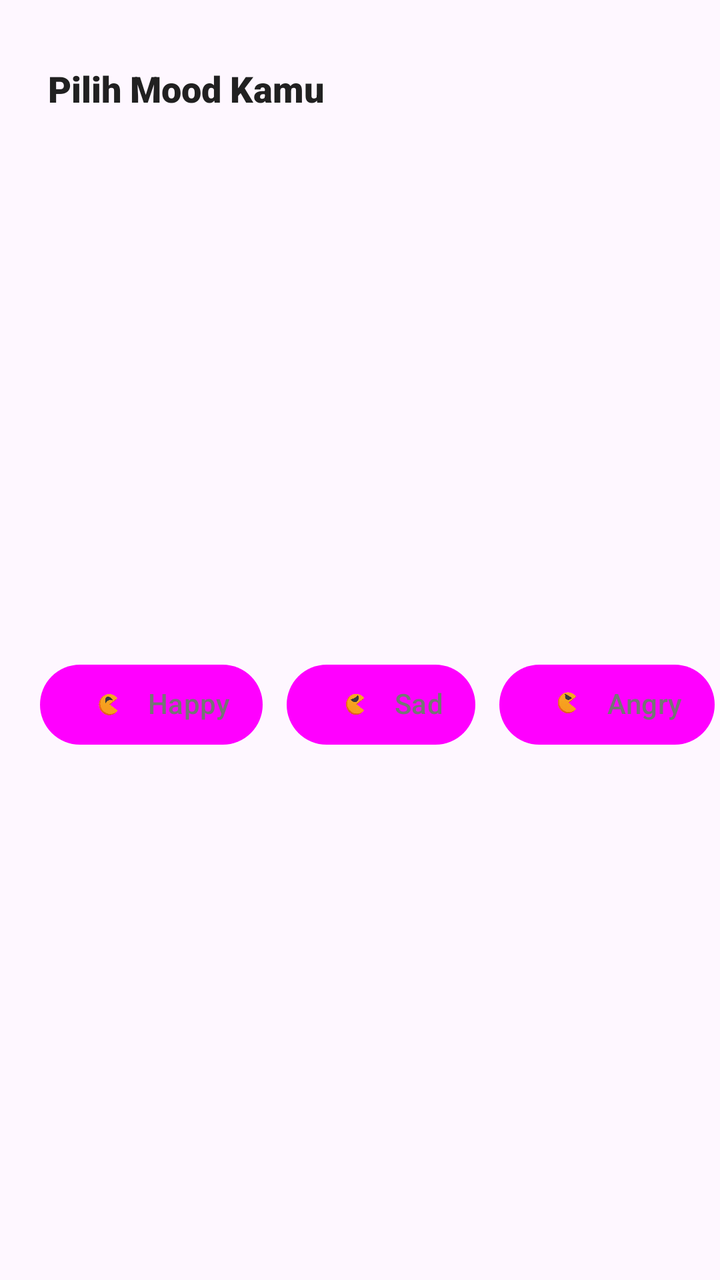
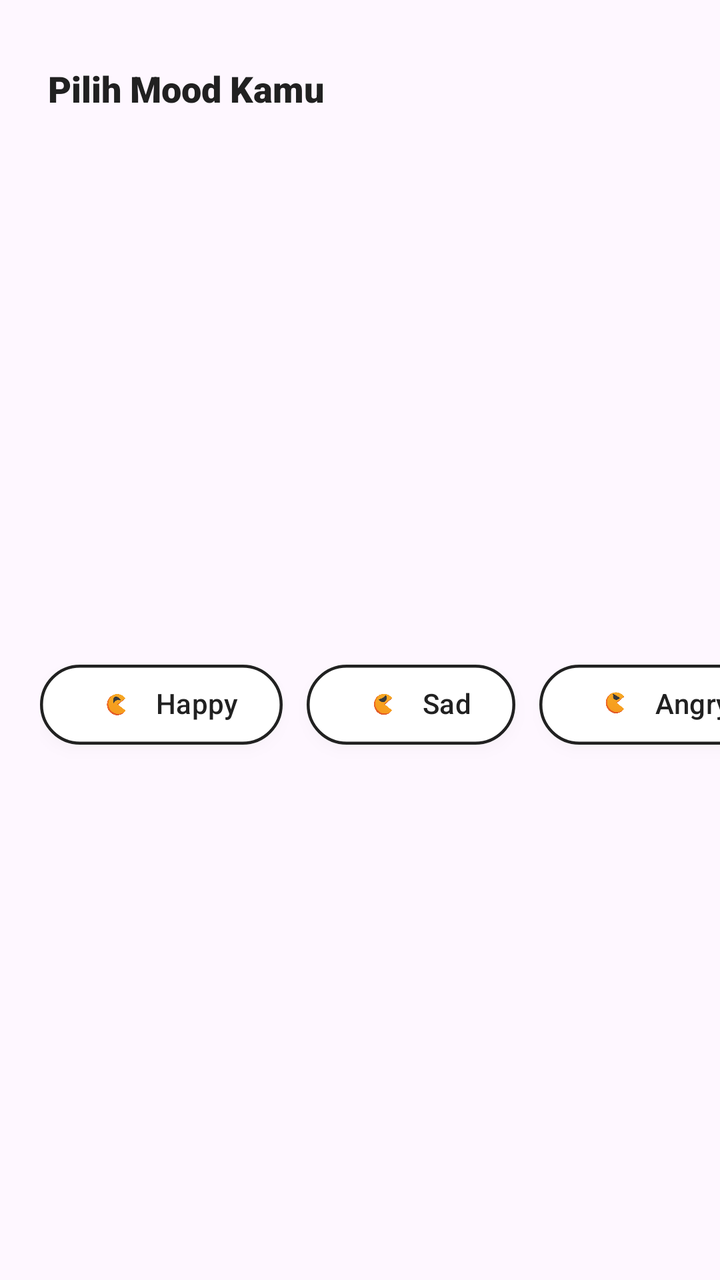

An Android layout rendered at two revisions. The XML below is the earlier revision; the diff shows what the commit changed to produce the second picture.
<!-- AndroidManifest.xml: application theme Theme.Cemil_feels -->
<!-- res/layout/layout_home_mood.xml -->
<?xml version="1.0" encoding="utf-8"?>
<androidx.constraintlayout.widget.ConstraintLayout xmlns:android="http://schemas.android.com/apk/res/android"
    xmlns:app="http://schemas.android.com/apk/res-auto"
    android:layout_width="match_parent"
    android:layout_height="wrap_content">

    <TextView
        android:id="@+id/tv_mood_label"
        android:layout_width="wrap_content"
        android:layout_height="wrap_content"
        android:layout_marginStart="24dp"
        android:layout_marginTop="32dp"
        android:fontFamily="sans-serif-black"
        android:text="Pilih Mood Kamu"
        android:textColor="#212121"
        android:textSize="18sp"
        app:layout_constraintStart_toStartOf="parent"
        app:layout_constraintTop_toTopOf="parent" />

    <HorizontalScrollView
        android:id="@+id/sv_mood"
        android:layout_width="match_parent"
        android:layout_height="wrap_content"
        android:layout_marginTop="16dp"
        android:layout_marginBottom="8dp"
        android:clipToPadding="false"
        android:paddingStart="20dp"
        android:paddingEnd="20dp"
        android:scrollbars="none"
        app:layout_constraintTop_toBottomOf="@id/tv_mood_label"
        app:layout_constraintBottom_toBottomOf="parent">

        <com.google.android.material.chip.ChipGroup
            android:id="@+id/chipGroupMood"
            android:layout_width="wrap_content"
            android:layout_height="wrap_content"
            app:chipSpacingHorizontal="12dp"
            app:singleSelection="true">

            <com.google.android.material.chip.Chip
                android:id="@+id/chipHappy"
                style="@style/Widget.Material3.Chip.Filter"
                android:layout_width="wrap_content"
                android:layout_height="56dp"
                android:text="Happy"
                android:textColor="@color/mood_chip_text_color"
                android:textSize="14sp"
                app:chipBackgroundColor="@drawable/bg_mood_chip_selector"
                app:chipCornerRadius="24dp"
                app:chipIcon="@drawable/hpy"
                app:chipIconSize="28dp"
                app:chipIconVisible="true"
                app:chipStrokeWidth="0dp"
                app:iconStartPadding="12dp"
                app:rippleColor="@color/mood_chip_ripple" />

            <com.google.android.material.chip.Chip
                android:id="@+id/chipSad"
                style="@style/Widget.Material3.Chip.Filter"
                android:layout_width="wrap_content"
                android:layout_height="56dp"
                android:text="Sad"
                android:textColor="@color/mood_chip_text_color"
                android:textSize="14sp"
                app:chipBackgroundColor="@drawable/bg_mood_chip_selector"
                app:chipCornerRadius="24dp"
                app:chipIcon="@drawable/sad"
                app:chipIconSize="28dp"
                app:chipIconVisible="true"
                app:chipStrokeWidth="0dp"
                app:iconStartPadding="12dp"
                app:rippleColor="@color/mood_chip_ripple" />

            <com.google.android.material.chip.Chip
                android:id="@+id/chipAngry"
                style="@style/Widget.Material3.Chip.Filter"
                android:layout_width="wrap_content"
                android:layout_height="56dp"
                android:text="Angry"
                android:textColor="@color/mood_chip_text_color"
                android:textSize="14sp"
                app:chipBackgroundColor="@drawable/bg_mood_chip_selector"
                app:chipCornerRadius="24dp"
                app:chipIcon="@drawable/mad"
                app:chipIconSize="28dp"
                app:chipIconVisible="true"
                app:chipStrokeWidth="0dp"
                app:iconStartPadding="12dp"
                app:rippleColor="@color/mood_chip_ripple" />

            <com.google.android.material.chip.Chip
                android:id="@+id/chipBored"
                style="@style/Widget.Material3.Chip.Filter"
                android:layout_width="wrap_content"
                android:layout_height="56dp"
                android:text="Bored"
                android:textColor="@color/mood_chip_text_color"
                android:textSize="14sp"
                app:chipBackgroundColor="@drawable/bg_mood_chip_selector"
                app:chipCornerRadius="24dp"
                app:chipIcon="@drawable/brng"
                app:chipIconSize="28dp"
                app:chipIconVisible="true"
                app:chipStrokeWidth="0dp"
                app:iconStartPadding="12dp"
                app:rippleColor="@color/mood_chip_ripple" />

        </com.google.android.material.chip.ChipGroup>
    </HorizontalScrollView>

</androidx.constraintlayout.widget.ConstraintLayout>
<!-- resources referenced by this layout -->
<resources>
  <color name="mood_chip_ripple">#FFE0B2</color>
  <!-- drawable bg_mood_chip_selector (drawable) -->
  <?xml version="1.0" encoding="utf-8"?>
  <selector xmlns:android="http://schemas.android.com/apk/res/android">
      <item android:state_checked="true">
          <shape android:shape="rectangle">
              <solid android:color="@color/mood_chip_selected_bg" />
              <corners android:radius="24dp" />
              <stroke
                  android:width="2dp"
                  android:color="@color/mood_chip_selected_stroke" />
          </shape>
      </item>
      <item>
          <shape android:shape="rectangle">
              <solid android:color="@color/mood_chip_unselected_bg" />
              <corners android:radius="24dp" />
              <stroke
                  android:width="1.5dp"
                  android:color="@color/mood_chip_unselected_stroke" />
          </shape>
      </item>
  </selector>
  <!-- drawable brng: png bitmap (drawable, 43036 bytes) -->
  <!-- drawable hpy: png bitmap (drawable, 45169 bytes) -->
  <!-- drawable mad: png bitmap (drawable, 43639 bytes) -->
  <!-- drawable sad: png bitmap (drawable, 44025 bytes) -->
  <style name="Theme.Cemil_feels" parent="Base.Theme.Cemil_feels" />
  <color name="mood_chip_selected_bg">#FFF3E0</color>
  <color name="mood_chip_selected_stroke">#FF7A1A</color>
  <color name="mood_chip_unselected_bg">#FFFFFF</color>
  <color name="mood_chip_unselected_stroke">#F5F5F5</color>
  <style name="Base.Theme.Cemil_feels" parent="Theme.Material3.DayNight.NoActionBar">
          
          <item name="colorPrimary">#FF7A1A</item>
          <item name="android:outlineAmbientShadowColor" tools:targetApi="p">#26000000</item>
          <item name="android:outlineSpotShadowColor" tools:targetApi="p">#26000000</item>
      </style>
</resources>

<!-- the commit's change to res/layout/layout_home_mood.xml (unified diff, before → after) -->
@@ -42,16 +42,21 @@
                 style="@style/Widget.Material3.Chip.Filter"
                 android:layout_width="wrap_content"
                 android:layout_height="56dp"
+                android:elevation="4dp"
                 android:text="Happy"
                 android:textColor="@color/mood_chip_text_color"
                 android:textSize="14sp"
-                app:chipBackgroundColor="@drawable/bg_mood_chip_selector"
-                app:chipCornerRadius="24dp"
+                app:chipBackgroundColor="@color/mood_chip_bg_selector"
+                app:chipCornerRadius="28dp"
                 app:chipIcon="@drawable/hpy"
                 app:chipIconSize="28dp"
+                app:chipIconTint="@null"
                 app:chipIconVisible="true"
-                app:chipStrokeWidth="0dp"
-                app:iconStartPadding="12dp"
+                app:chipStrokeColor="@color/mood_chip_stroke_selector"
+                app:chipStrokeWidth="1.5dp"
+                app:iconStartPadding="16dp"
+                app:textStartPadding="8dp"
+                app:chipEndPadding="16dp"
                 app:rippleColor="@color/mood_chip_ripple" />
 
             <com.google.android.material.chip.Chip
@@ -59,16 +64,21 @@
                 style="@style/Widget.Material3.Chip.Filter"
                 android:layout_width="wrap_content"
                 android:layout_height="56dp"
+                android:elevation="4dp"
                 android:text="Sad"
                 android:textColor="@color/mood_chip_text_color"
                 android:textSize="14sp"
-                app:chipBackgroundColor="@drawable/bg_mood_chip_selector"
-                app:chipCornerRadius="24dp"
+                app:chipBackgroundColor="@color/mood_chip_bg_selector"
+                app:chipCornerRadius="28dp"
                 app:chipIcon="@drawable/sad"
                 app:chipIconSize="28dp"
+                app:chipIconTint="@null"
                 app:chipIconVisible="true"
-                app:chipStrokeWidth="0dp"
-                app:iconStartPadding="12dp"
+                app:chipStrokeColor="@color/mood_chip_stroke_selector"
+                app:chipStrokeWidth="1.5dp"
+                app:iconStartPadding="16dp"
+                app:textStartPadding="8dp"
+                app:chipEndPadding="16dp"
                 app:rippleColor="@color/mood_chip_ripple" />
 
             <com.google.android.material.chip.Chip
@@ -76,16 +86,21 @@
                 style="@style/Widget.Material3.Chip.Filter"
                 android:layout_width="wrap_content"
                 android:layout_height="56dp"
+                android:elevation="4dp"
                 android:text="Angry"
                 android:textColor="@color/mood_chip_text_color"
                 android:textSize="14sp"
-                app:chipBackgroundColor="@drawable/bg_mood_chip_selector"
-                app:chipCornerRadius="24dp"
+                app:chipBackgroundColor="@color/mood_chip_bg_selector"
+                app:chipCornerRadius="28dp"
                 app:chipIcon="@drawable/mad"
                 app:chipIconSize="28dp"
+                app:chipIconTint="@null"
                 app:chipIconVisible="true"
-                app:chipStrokeWidth="0dp"
-                app:iconStartPadding="12dp"
+                app:chipStrokeColor="@color/mood_chip_stroke_selector"
+                app:chipStrokeWidth="1.5dp"
+                app:iconStartPadding="16dp"
+                app:textStartPadding="8dp"
+                app:chipEndPadding="16dp"
                 app:rippleColor="@color/mood_chip_ripple" />
 
             <com.google.android.material.chip.Chip
@@ -93,16 +108,21 @@
                 style="@style/Widget.Material3.Chip.Filter"
                 android:layout_width="wrap_content"
                 android:layout_height="56dp"
+                android:elevation="4dp"
                 android:text="Bored"
                 android:textColor="@color/mood_chip_text_color"
                 android:textSize="14sp"
-                app:chipBackgroundColor="@drawable/bg_mood_chip_selector"
-                app:chipCornerRadius="24dp"
+                app:chipBackgroundColor="@color/mood_chip_bg_selector"
+                app:chipCornerRadius="28dp"
                 app:chipIcon="@drawable/brng"
                 app:chipIconSize="28dp"
+                app:chipIconTint="@null"
                 app:chipIconVisible="true"
-                app:chipStrokeWidth="0dp"
-                app:iconStartPadding="12dp"
+                app:chipStrokeColor="@color/mood_chip_stroke_selector"
+                app:chipStrokeWidth="1.5dp"
+                app:iconStartPadding="16dp"
+                app:textStartPadding="8dp"
+                app:chipEndPadding="16dp"
                 app:rippleColor="@color/mood_chip_ripple" />
 
         </com.google.android.material.chip.ChipGroup>
<!-- resource entries referenced after the edit -->
@@ -1,37 +1,11 @@
 <!-- resources referenced by this layout -->
 <resources>
-  <color name="mood_chip_ripple">#FFE0B2</color>
-  <!-- drawable bg_mood_chip_selector (drawable) -->
-  <?xml version="1.0" encoding="utf-8"?>
-  <selector xmlns:android="http://schemas.android.com/apk/res/android">
-      <item android:state_checked="true">
-          <shape android:shape="rectangle">
-              <solid android:color="@color/mood_chip_selected_bg" />
-              <corners android:radius="24dp" />
-              <stroke
-                  android:width="2dp"
-                  android:color="@color/mood_chip_selected_stroke" />
-          </shape>
-      </item>
-      <item>
-          <shape android:shape="rectangle">
-              <solid android:color="@color/mood_chip_unselected_bg" />
-              <corners android:radius="24dp" />
-              <stroke
-                  android:width="1.5dp"
-                  android:color="@color/mood_chip_unselected_stroke" />
-          </shape>
-      </item>
-  </selector>
+  <color name="mood_chip_ripple">#E0E0E0</color>
   <!-- drawable brng: png bitmap (drawable, 43036 bytes) -->
   <!-- drawable hpy: png bitmap (drawable, 45169 bytes) -->
   <!-- drawable mad: png bitmap (drawable, 43639 bytes) -->
   <!-- drawable sad: png bitmap (drawable, 44025 bytes) -->
   <style name="Theme.Cemil_feels" parent="Base.Theme.Cemil_feels" />
-  <color name="mood_chip_selected_bg">#FFF3E0</color>
-  <color name="mood_chip_selected_stroke">#FF7A1A</color>
-  <color name="mood_chip_unselected_bg">#FFFFFF</color>
-  <color name="mood_chip_unselected_stroke">#F5F5F5</color>
   <style name="Base.Theme.Cemil_feels" parent="Theme.Material3.DayNight.NoActionBar">
           
           <item name="colorPrimary">#FF7A1A</item>
